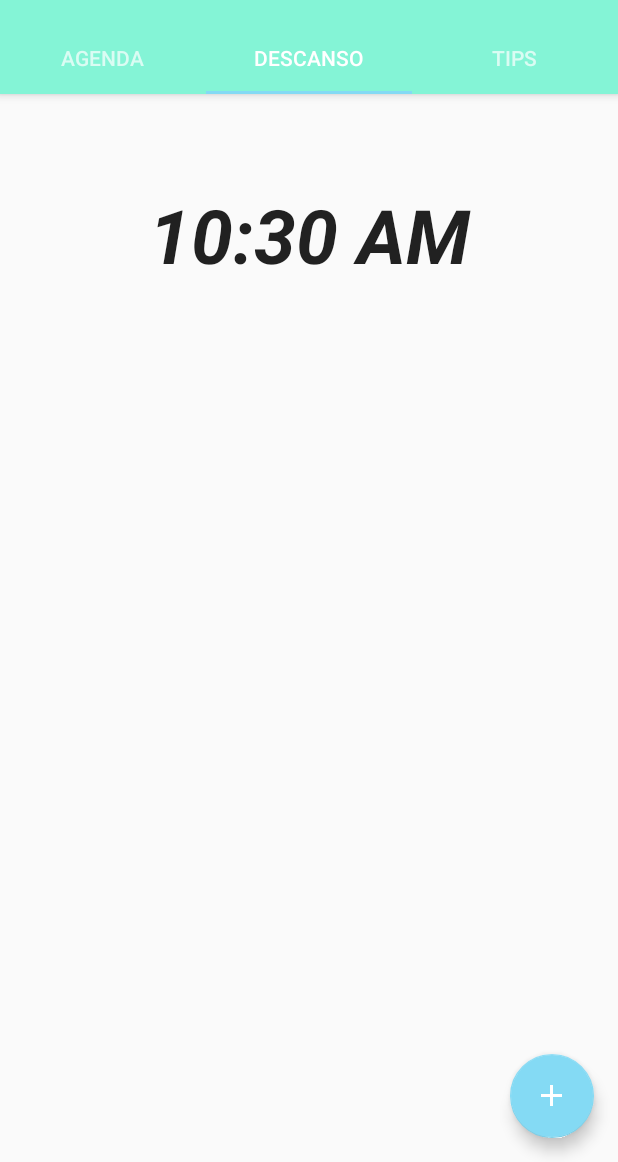
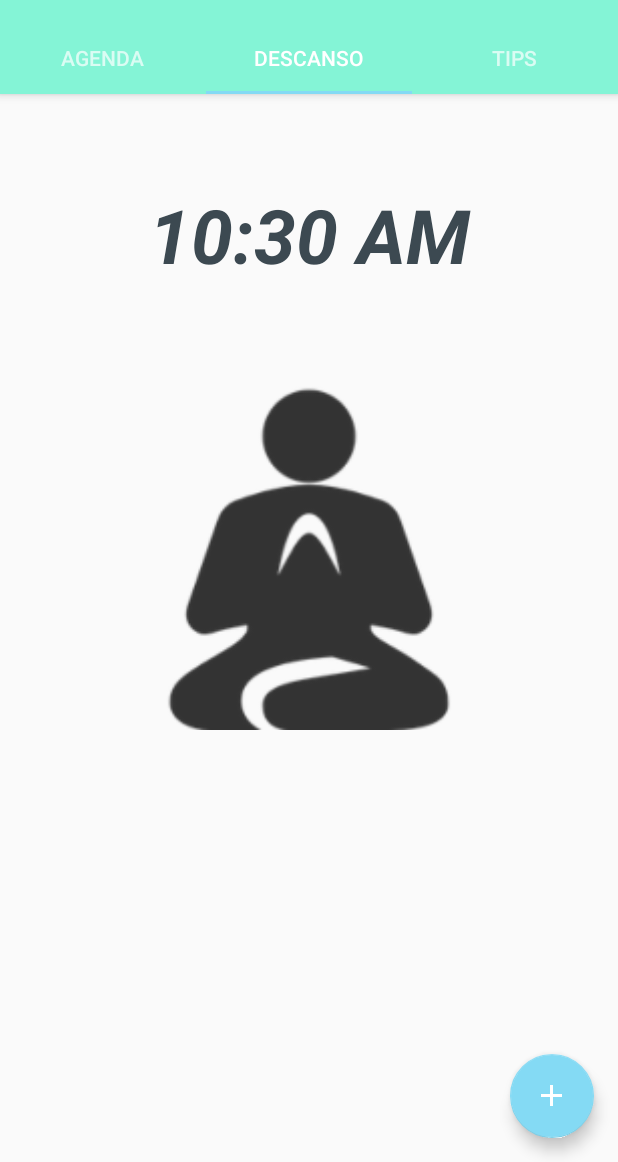
Before and after one commit to jvann/Mindset, an Android app: the screen it shows after launch (MainActivity), tab 2 chosen, on a phone screen of 412 x 824 dp, the part 74-1236 px from its top. Run offline under Robolectric (Android 15) with nearby library versions, the phone set to English and light mode, and no system bars.

Commit message:
Finished imageView in restFragment.

```diff
--- a/Mindset/app/src/main/java/itesm/mx/mindset/RestFragment.java
+++ b/Mindset/app/src/main/java/itesm/mx/mindset/RestFragment.java
@@ -1,6 +1,8 @@
 package itesm.mx.mindset;
 
 
+import android.graphics.Bitmap;
+import android.graphics.BitmapFactory;
 import android.os.Bundle;
 import android.support.v4.app.Fragment;
 import android.view.LayoutInflater;
@@ -14,7 +16,7 @@ import android.widget.ImageView;
 public class RestFragment extends Fragment {
 
 //    public static final String DEVELOPER_KEY = "AIzaSyAy0CvwCL4O1yHH682zdFQBX2Z3gWra6kI";
-//    public ImageView ytMed;
+    public ImageView ivMed;
 
     public RestFragment() {
         // Required empty public constructor
@@ -29,9 +31,13 @@ public class RestFragment extends Fragment {
     public View onCreateView(LayoutInflater inflater, ViewGroup container,
                              Bundle savedInstanceState) {
         // Inflate the layout for this fragment
+        View rootView = inflater.inflate(R.layout.fragment_rest, container, false);
 
-//        ytMed = (ImageView) container.findViewById(R.id.image_meditation);
+        ivMed = (ImageView) rootView.findViewById(R.id.image_meditation);
+        Bitmap image = BitmapFactory.decodeResource(getResources(), R.drawable.samplemeditation);
+        image = Bitmap.createScaledBitmap(image, 200, 200, true);
+        ivMed.setImageBitmap(image);
 
-        return inflater.inflate(R.layout.fragment_rest, container, false);
+        return rootView;
     }
 }
--- a/Mindset/app/src/main/res/layout/fragment_rest.xml
+++ b/Mindset/app/src/main/res/layout/fragment_rest.xml
@@ -15,22 +15,23 @@
         <TextClock
             android:id="@+id/textClock"
             android:layout_width="match_parent"
-            android:layout_height="200dp"
-            android:layout_weight="1"
+            android:layout_height="156dp"
             android:paddingTop="60dp"
             android:textAlignment="center"
             android:textSize="50sp"
             android:textStyle="bold|italic"
+            android:textColor="#3c4951"
             app:layout_constraintBaseline_creator="14"
             tools:layout_editor_absoluteX="8dp"
             tools:layout_editor_absoluteY="27dp" />
 
-        <!--<ImageView-->
-            <!--android:id="@+id/image_meditation"-->
-            <!--android:layout_width="363dp"-->
-            <!--android:layout_height="328dp"-->
-            <!--android:paddingLeft="15dp"-->
-            <!--app:srcCompat="@drawable/meditation" />-->
+        <ImageView
+            android:id="@+id/image_meditation"
+            android:layout_width="match_parent"
+            android:layout_height="268dp"
+            android:paddingLeft="20dp"
+            android:paddingRight="20dp"
+            app:srcCompat="@drawable/samplemeditation" />
     </LinearLayout>
 
 </FrameLayout>
```
Also changed, not shown: Mindset/app/src/main/res/drawable/samplemeditation.png (added), 1 other file.
